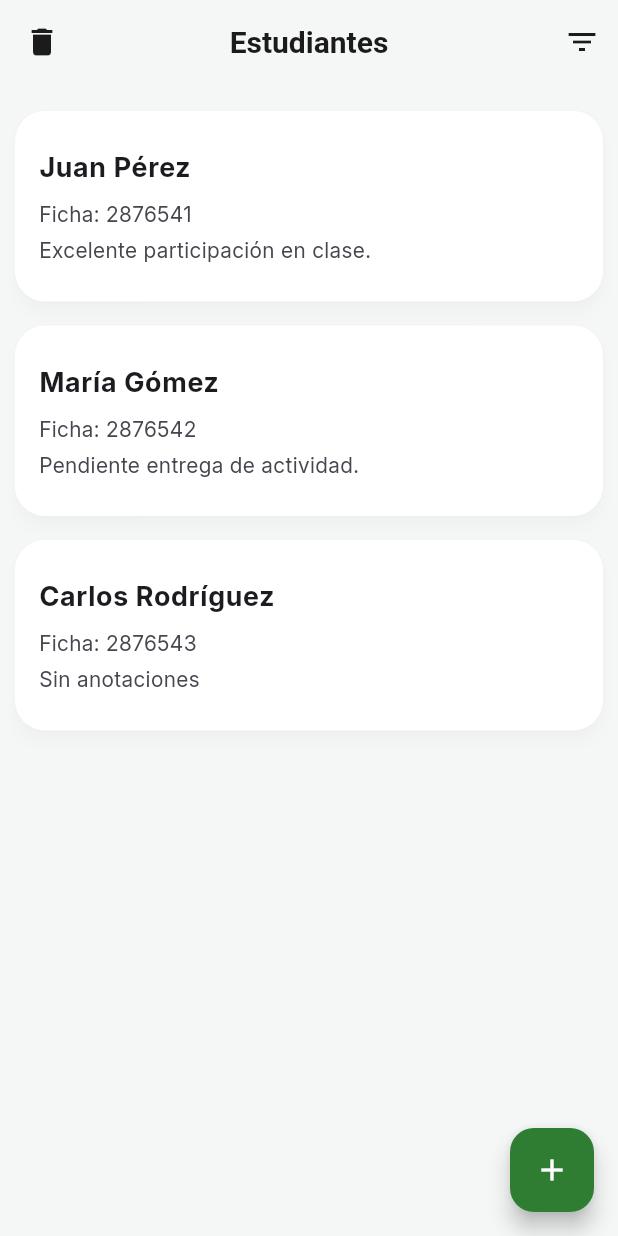
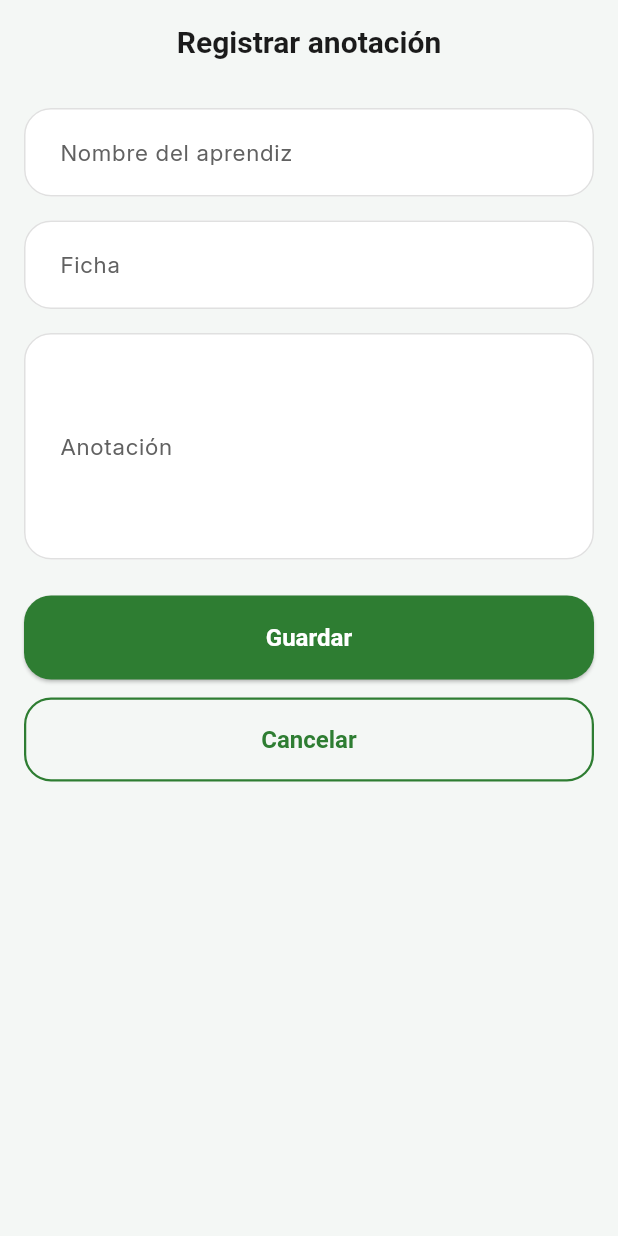
Before and after one commit to mariacamacho10/proyecto, a Flutter app: the screen it shows after launch, on a phone screen of 412 x 824 dp. Run offline on Flutter 3.47's test engine with Material 3 defaults, Android fonts, the phone set to English and light mode, and no system bars.

Commit message:
Add annotation & student models and register view
Introduce Annotation and Student data models, add a RegisterAnotationsView form for creating annotations (with validation, controllers, and a save snackbar), remove legacy register views (segimiento.dart and views.dart), and update main.dart to use the new register view as the app home. This refactors the registration UI and data structures in preparation for wiring persistent storage or state management.

```diff
--- /dev/null
+++ b/gestor_aprendices/lib/feature/register/models/annotation_model.dart
@@ -0,0 +1,13 @@
+class Annotation {
+  final String id;
+  final String studentId;
+  final String text;
+  final DateTime date;
+
+  Annotation({
+    required this.id,
+    required this.studentId,
+    required this.text,
+    required this.date,
+  });
+}
--- /dev/null
+++ b/gestor_aprendices/lib/feature/register/views/register_anotations_view.dart
@@ -0,0 +1,115 @@
+import 'package:flutter/material.dart';
+
+class RegisterAnotationsView extends StatefulWidget {
+  const RegisterAnotationsView({super.key});
+
+  @override
+  State<RegisterAnotationsView> createState() => _RegisterAnotationsViewState();
+}
+
+class _RegisterAnotationsViewState extends State<RegisterAnotationsView> {
+  final _formKey = GlobalKey<FormState>();
+
+  final TextEditingController nameController = TextEditingController();
+  final TextEditingController fichaController = TextEditingController();
+  final TextEditingController annotationController = TextEditingController();
+
+  @override
+  void dispose() {
+    nameController.dispose();
+    fichaController.dispose();
+    annotationController.dispose();
+    super.dispose();
+  }
+
+  void _save() {
+    if (_formKey.currentState!.validate()) {
+      ScaffoldMessenger.of(context).showSnackBar(
+        const SnackBar(content: Text('Anotación guardada correctamente')),
+      );
+
+      nameController.clear();
+      fichaController.clear();
+      annotationController.clear();
+    }
+  }
+
+  @override
+  Widget build(BuildContext context) {
+    return Scaffold(
+      appBar: AppBar(title: const Text('Registrar anotación')),
+      body: SingleChildScrollView(
+        padding: const EdgeInsets.all(16),
+        child: Form(
+          key: _formKey,
+          child: Column(
+            children: [
+              TextFormField(
+                controller: nameController,
+                decoration: const InputDecoration(
+                  labelText: 'Nombre del aprendiz',
+                ),
+                validator: (value) {
+                  if (value == null || value.isEmpty) {
+                    return 'El nombre es obligatorio';
+                  }
+                  return null;
+                },
+              ),
+
+              const SizedBox(height: 16),
+
+              TextFormField(
+                controller: fichaController,
+                keyboardType: TextInputType.number,
+                decoration: const InputDecoration(labelText: 'Ficha'),
+                validator: (value) {
+                  if (value == null || value.isEmpty) {
+                    return 'La ficha es obligatoria';
+                  }
+                  return null;
+                },
+              ),
+
+              const SizedBox(height: 16),
+
+              TextFormField(
+                controller: annotationController,
+                maxLines: 5,
+                decoration: const InputDecoration(labelText: 'Anotación'),
+                validator: (value) {
+                  if (value == null || value.isEmpty) {
+                    return 'La anotación es obligatoria';
+                  }
+                  return null;
+                },
+              ),
+
+              const SizedBox(height: 24),
+
+              SizedBox(
+                width: double.infinity,
+                child: ElevatedButton(
+                  onPressed: _save,
+                  child: const Text('Guardar'),
+                ),
+              ),
+
+              const SizedBox(height: 12),
+
+              SizedBox(
+                width: double.infinity,
+                child: OutlinedButton(
+                  onPressed: () {
+                    Navigator.pop(context);
+                  },
+                  child: const Text('Cancelar'),
+                ),
+              ),
+            ],
+          ),
+        ),
+      ),
+    );
+  }
+}
--- a/gestor_aprendices/lib/feature/register/views/segimiento.dart
+++ /dev/null
@@ -1,101 +0,0 @@
-import 'package:flutter/material.dart';
-
-class Estudiante {
-  final String nombre;
-  final String ficha;
-  final String ultimaAnotacion;
-
-  Estudiante({
-    required this.nombre,
-    required this.ficha,
-    required this.ultimaAnotacion,
-  });
-}
-
-class HomePage extends StatelessWidget {
-  HomePage({super.key});
-
-  final List<Estudiante> estudiantes = [
-    Estudiante(
-      nombre: "Juan Pérez",
-      ficha: "2876541",
-      ultimaAnotacion: "Excelente participación en clase.",
-    ),
-    Estudiante(
-      nombre: "María Gómez",
-      ficha: "2876542",
-      ultimaAnotacion: "Pendiente entrega de actividad.",
-    ),
-    Estudiante(
-      nombre: "Carlos Rodríguez",
-      ficha: "2876543",
-      ultimaAnotacion: "",
-    ),
-  ];
-
-  @override
-  Widget build(BuildContext context) {
-    return Scaffold(
-      appBar: AppBar(
-        title: const Text("Estudiantes"),
-        leading: IconButton(
-          icon: const Icon(Icons.delete),
-          onPressed: () {
-            // Acción eliminar
-          },
-        ),
-        actions: [
-          IconButton(
-            icon: const Icon(Icons.filter_list),
-            onPressed: () {
-              // Acción filtrar
-            },
-          ),
-        ],
-      ),
-      body: ListView.builder(
-        padding: const EdgeInsets.all(10),
-        itemCount: estudiantes.length,
-        itemBuilder: (context, index) {
-          final estudiante = estudiantes[index];
-
-          return Card(
-            elevation: 4,
-            margin: const EdgeInsets.symmetric(vertical: 8),
-            child: ListTile(
-              contentPadding: const EdgeInsets.all(16),
-              title: Text(
-                estudiante.nombre,
-                style: const TextStyle(
-                  fontWeight: FontWeight.bold,
-                  fontSize: 18,
-                ),
-              ),
-              subtitle: Column(
-                crossAxisAlignment: CrossAxisAlignment.start,
-                children: [
-                  const SizedBox(height: 8),
-                  Text("Ficha: ${estudiante.ficha}"),
-                  const SizedBox(height: 4),
-                  Text(
-                    estudiante.ultimaAnotacion.isEmpty
-                        ? "Sin anotaciones"
-                        : estudiante.ultimaAnotacion,
-                    maxLines: 2,
-                    overflow: TextOverflow.ellipsis,
-                  ),
-                ],
-              ),
-            ),
-          );
-        },
-      ),
-      floatingActionButton: FloatingActionButton(
-        onPressed: () {
-          // Registrar nueva anotación
-        },
-        child: const Icon(Icons.add),
-      ),
-    );
-  }
-}
--- /dev/null
+++ b/gestor_aprendices/lib/feature/students/models/student_model.dart
@@ -0,0 +1,7 @@
+class Student {
+  final String id;
+  final String name;
+  final String ficha;
+
+  Student({required this.id, required this.name, required this.ficha});
+}
--- a/gestor_aprendices/lib/main.dart
+++ b/gestor_aprendices/lib/main.dart
@@ -1,6 +1,6 @@
 import 'package:flutter/material.dart';
+import 'package:gestor_aprendices/feature/register/views/register_anotations_view.dart';
 import 'package:gestor_aprendices/theme/theme.dart';
-import 'package:gestor_aprendices/feature/register/views/segimiento.dart';
 
 
 void main() {
@@ -15,7 +15,7 @@ class MyApp extends StatelessWidget {
     return MaterialApp(
       theme: AppTheme.lightTheme,
       debugShowCheckedModeBanner: false,
-      home: HomePage(),
+      home: RegisterAnotationsView(),
     );
   }
 }
```
Also changed, not shown: gestor_aprendices/lib/feature/register/views/views.dart (deleted).
